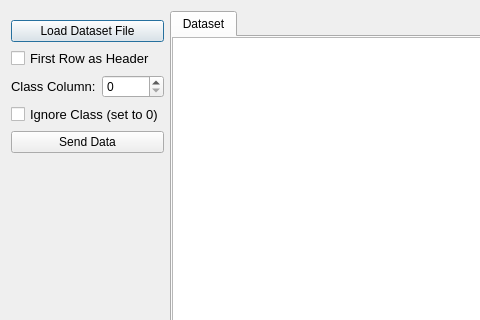
The window that Core/dataImport.ui (b4silio/MLDemos) describes before a commit, drawn with Qt 5; both pictures show x 0 to 480 and y 0 to 320 of the 757 by 588 pixel window.
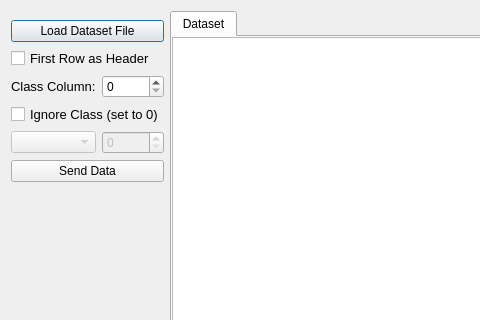
The same window after the commit.

What changed in the file:
```diff
--- a/Core/dataImport.ui
+++ b/Core/dataImport.ui
@@ -86,14 +86,14 @@
         </property>
        </widget>
       </item>
-      <item row="5" column="0" colspan="2">
+      <item row="6" column="0" colspan="2">
        <widget class="QPushButton" name="dumpButton">
         <property name="text">
          <string>Send Data</string>
         </property>
        </widget>
       </item>
-      <item row="6" column="0">
+      <item row="7" column="0">
        <widget class="QWidget" name="widget_3" native="true">
         <layout class="QGridLayout" name="gridLayout">
          <property name="horizontalSpacing">
@@ -108,7 +108,7 @@
         </layout>
        </widget>
       </item>
-      <item row="7" column="0" colspan="2">
+      <item row="8" column="0" colspan="2">
        <spacer name="verticalSpacer">
         <property name="orientation">
          <enum>Qt::Vertical</enum>
@@ -121,7 +121,7 @@
         </property>
        </spacer>
       </item>
-      <item row="8" column="0" colspan="2">
+      <item row="9" column="0" colspan="2">
        <widget class="QPushButton" name="closeButton">
         <property name="font">
          <font>
@@ -148,6 +148,20 @@
         </property>
        </widget>
       </item>
+      <item row="5" column="1">
+       <widget class="QSpinBox" name="importLimitSpin">
+        <property name="enabled">
+         <bool>false</bool>
+        </property>
+       </widget>
+      </item>
+      <item row="5" column="0">
+       <widget class="QComboBox" name="importLimitCombo">
+        <property name="enabled">
+         <bool>false</bool>
+        </property>
+       </widget>
+      </item>
      </layout>
     </widget>
    </item>
```
